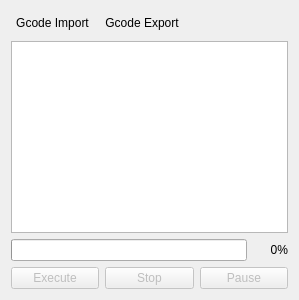
This is src/windows/gcode-player.ui in flux3dp/swiftray as Qt 5 draws it before an edit. The edited form follows.
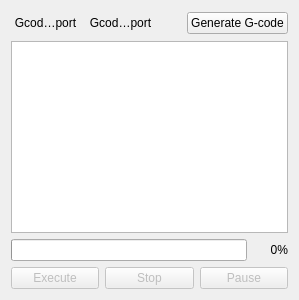
This is the edited form. Icons and pictures are not drawn.

Commit message: Add generate gcode button (#87)

The edit to the form file:
```diff
--- a/src/windows/gcode-player.ui
+++ b/src/windows/gcode-player.ui
@@ -132,6 +132,13 @@
        </property>
       </spacer>
      </item>
+     <item>
+      <widget class="QPushButton" name="generateBtn">
+       <property name="text">
+        <string>Generate G-code</string>
+       </property>
+      </widget>
+     </item>
     </layout>
    </item>
    <item>
```
The commit also changes 4 other files.
